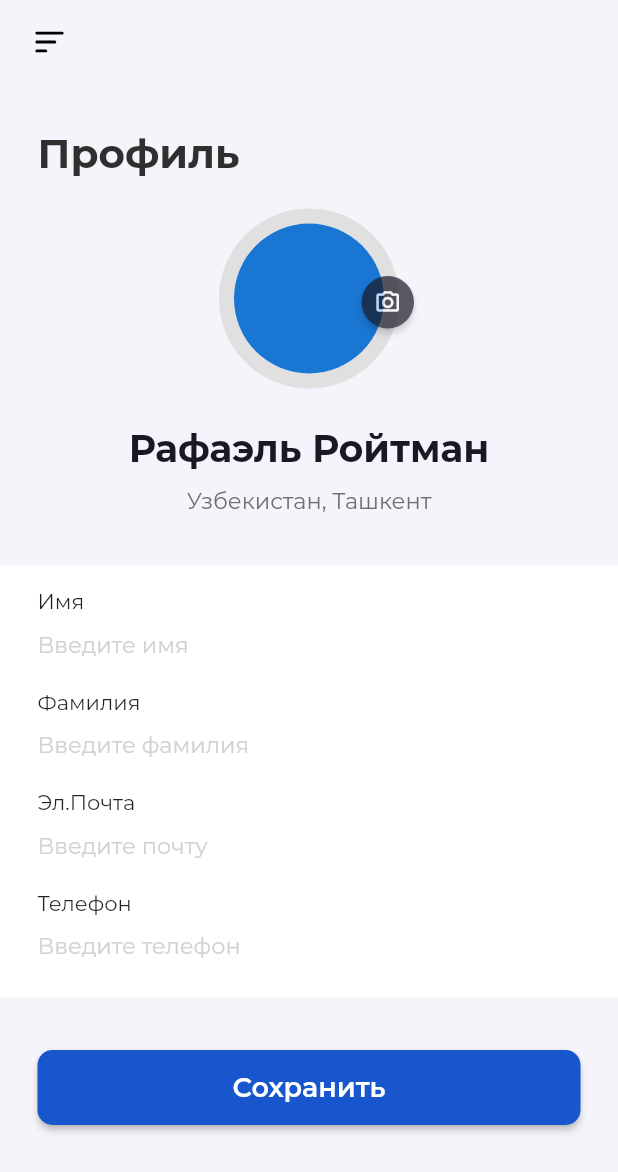
After one commit to Uzcoding/get_rentcar, a Flutter app: the ProfileScreen screen opened directly, on a phone screen of 412 x 824 dp. The commit adds this screen. Shown: the top 1172 px of the screen. Run offline on Flutter 3.47's test engine with Material 2 defaults, Android fonts, the phone set to English and light mode, and no system bars; our stand-ins replace flutter_svg, sms_autofill; missing offline and left inert: transition.

Commit message:
profile ui added

```diff
--- a/lib/config/colors.dart
+++ b/lib/config/colors.dart
@@ -14,6 +14,7 @@ abstract class ColorPalette {
   static const Color settingsGray = Color(0xFF6F6F6F);
   static const Color tranactionsCarBg = Color(0xFFF5F7FC);
   static const Color red = Color(0xFFE9454A);
+  static const Color profileText = Color(0xFF1A1824);
 
   // Switch
   static const Color inactiveTrackColor = Color(0xFFBBBEC2);
--- a/lib/config/routes.dart
+++ b/lib/config/routes.dart
@@ -6,4 +6,5 @@ abstract class Routes {
   static const String profileSettings = '/profile-settings';
   static const String myReservations = '/my-reservations';
   static const String myTransactions = '/my-transactions';
+  static const String profile = '/profile';
 }
--- a/lib/config/strings.dart
+++ b/lib/config/strings.dart
@@ -52,4 +52,11 @@ abstract class AppStrings {
 
   // My Transactions
   static const String transactions = 'Транзакции';
+
+  // Profile
+  static const String name = 'Имя';
+  static const String surName = 'Фамилия';
+  static const String email = 'Эл.Почта';
+  static const String phone = 'Телефон';
+  static const String save = 'Сохранить';
 }
--- a/lib/main.dart
+++ b/lib/main.dart
@@ -20,7 +20,7 @@ class MyApp extends StatelessWidget {
       debugShowCheckedModeBanner: false,
       theme: AppTheme.appTheme,
       home: HomeScreen(),
-      initialRoute: Routes.home,
+      initialRoute: '/',
       onGenerateRoute: (settings) {
         switch (settings.name) {
           case Routes.authIntro:
@@ -59,6 +59,11 @@ class MyApp extends StatelessWidget {
               child: MyTransactionsScreen(),
               transitionEffect: TransitionEffect.RIGHT_TO_LEFT,
             );
+          case Routes.profile:
+            return Transition(
+              child: ProfileScreen(),
+              transitionEffect: TransitionEffect.RIGHT_TO_LEFT,
+            );
         }
       },
     );
--- /dev/null
+++ b/lib/screens/profile/profile_screen.dart
@@ -0,0 +1,131 @@
+import 'package:flutter/material.dart';
+import 'package:get_rentcar/config/config.dart';
+import 'package:get_rentcar/screens/profile/widgets/widgets.dart';
+import 'package:get_rentcar/widgets/widgets.dart';
+
+class ProfileScreen extends StatefulWidget {
+  @override
+  _ProfileScreenState createState() => _ProfileScreenState();
+}
+
+class _ProfileScreenState extends State<ProfileScreen> {
+  final _scaffoldKey = GlobalKey<ScaffoldState>();
+  @override
+  Widget build(BuildContext context) {
+    return Scaffold(
+      key: _scaffoldKey,
+      appBar: getAppBarWithDrawer(_scaffoldKey),
+      drawer: CustomDrawer(),
+      body: SingleChildScrollView(
+        physics: BouncingScrollPhysics(),
+        child: Container(
+          child: Column(
+            crossAxisAlignment: CrossAxisAlignment.start,
+            children: <Widget>[
+              Container(
+                margin: const EdgeInsets.only(
+                  top: 30.0,
+                  bottom: 20.0,
+                  left: 25.0,
+                ),
+                child: Text(
+                  AppStrings.profile,
+                  style: TextStyles.profileTitle,
+                ),
+              ),
+              Center(
+                child: Stack(
+                  clipBehavior: Clip.none,
+                  children: [
+                    Container(
+                      decoration: BoxDecoration(
+                        border: Border.all(
+                          color: Colors.grey.shade300,
+                          width: 10.0,
+                        ),
+                        shape: BoxShape.circle,
+                      ),
+                      child: CircleAvatar(
+                        radius: 50.0,
+                      ),
+                    ),
+                    Positioned(
+                      right: -10,
+                      top: 45.0,
+                      child: Opacity(
+                        opacity: 0.7,
+                        child: SizedBox(
+                          width: 35.0,
+                          height: 35.0,
+                          child: ElevatedButton(
+                            child: Icon(
+                              Icons.camera_alt_outlined,
+                              size: 18.0,
+                            ),
+                            style: ElevatedButton.styleFrom(
+                              primary: ColorPalette.profileText,
+                              padding: EdgeInsets.zero,
+                              shape: RoundedRectangleBorder(
+                                borderRadius: BorderRadius.circular(50.0),
+                              ),
+                            ),
+                            onPressed: () {},
+                          ),
+                        ),
+                      ),
+                    ),
+                  ],
+                ),
+              ),
+              ProfileInfo(),
+              Container(
+                color: Colors.white,
+                padding: const EdgeInsets.symmetric(
+                  horizontal: 25.0,
+                  vertical: 15.0,
+                ),
+                child: Column(
+                  crossAxisAlignment: CrossAxisAlignment.start,
+                  children: <Widget>[
+                    ProfileInput(
+                      name: AppStrings.name,
+                      hint: AppStrings.name.toLowerCase(),
+                    ),
+                    const SizedBox(height: 10.0),
+                    ProfileInput(
+                      name: AppStrings.surName,
+                      hint: AppStrings.surName.toLowerCase(),
+                    ),
+                    const SizedBox(height: 10.0),
+                    ProfileInput(
+                      inputType: TextInputType.emailAddress,
+                      name: AppStrings.email,
+                      hint: 'почту',
+                    ),
+                    const SizedBox(height: 10.0),
+                    ProfileInput(
+                      inputType: TextInputType.number,
+                      name: AppStrings.phone,
+                      hint: AppStrings.phone.toLowerCase(),
+                    ),
+                  ],
+                ),
+              ),
+              Container(
+                margin: const EdgeInsets.symmetric(
+                  horizontal: 25.0,
+                  vertical: 35.0,
+                ),
+                child: FilledButton(
+                  title: AppStrings.save,
+                  size: double.infinity,
+                  onPressed: () {},
+                ),
+              ),
+            ],
+          ),
+        ),
+      ),
+    );
+  }
+}
--- /dev/null
+++ b/lib/screens/profile/widgets/info.dart
@@ -0,0 +1,37 @@
+import 'package:flutter/material.dart';
+import 'package:get_rentcar/config/config.dart';
+
+class ProfileInfo extends StatelessWidget {
+  const ProfileInfo({
+    Key? key,
+  }) : super(key: key);
+
+  @override
+  Widget build(BuildContext context) {
+    return Container(
+      margin: const EdgeInsets.only(top: 25.0, bottom: 35.0),
+      width: double.infinity,
+      child: Column(
+        mainAxisAlignment: MainAxisAlignment.center,
+        children: <Widget>[
+          Text(
+            'Рафаэль Ройтман',
+            style: const TextStyle(
+              color: ColorPalette.profileText,
+              fontSize: 25.0,
+              fontWeight: FontWeight.bold,
+            ),
+          ),
+          const SizedBox(height: 10.0),
+          Text(
+            'Узбекистан, Ташкент',
+            style: const TextStyle(
+              color: ColorPalette.settingsGray,
+              fontSize: 15.0,
+            ),
+          ),
+        ],
+      ),
+    );
+  }
+}
--- /dev/null
+++ b/lib/screens/profile/widgets/input.dart
@@ -0,0 +1,40 @@
+import 'package:flutter/material.dart';
+import 'package:get_rentcar/config/config.dart';
+
+class ProfileInput extends StatelessWidget {
+  final String name;
+  final String hint;
+  final TextInputType inputType;
+
+  const ProfileInput({
+    required this.name,
+    required this.hint,
+    this.inputType = TextInputType.text,
+  });
+
+  @override
+  Widget build(BuildContext context) {
+    return Column(
+      crossAxisAlignment: CrossAxisAlignment.start,
+      children: <Widget>[
+        Text(name),
+        SizedBox(
+          height: 40.0,
+          child: TextField(
+            keyboardType: inputType,
+            cursorColor: Colors.black,
+            decoration: InputDecoration(
+              filled: false,
+              contentPadding: EdgeInsets.zero,
+              hintText: 'Введите $hint',
+            ),
+            style: TextStyle(
+              color: ColorPalette.profileText,
+              fontSize: 14.0,
+            ),
+          ),
+        ),
+      ],
+    );
+  }
+}
--- /dev/null
+++ b/lib/screens/profile/widgets/widgets.dart
@@ -0,0 +1,2 @@
+export 'input.dart';
+export 'info.dart';
--- a/lib/screens/screens.dart
+++ b/lib/screens/screens.dart
@@ -6,3 +6,4 @@
 export 'profile_settings/profile_settings_screen.dart';
 export 'my_reservations/my_reservations_screen.dart';
 export 'my_transactions/my_transactions_screen.dart';
+export 'profile/profile_screen.dart';
--- a/lib/widgets/custom_drawer.dart
+++ b/lib/widgets/custom_drawer.dart
@@ -3,12 +3,19 @@ import 'package:flutter/material.dart';
 import 'package:flutter_svg/flutter_svg.dart';
 import 'package:get_rentcar/config/config.dart';
 
-class CustomDrawer extends StatelessWidget {
+int? selectedIndex = 0;
+
+class CustomDrawer extends StatefulWidget {
+  @override
+  _CustomDrawerState createState() => _CustomDrawerState();
+}
+
+class _CustomDrawerState extends State<CustomDrawer> {
   final Map<int, Map<String, dynamic>> drawerData = {
     0: {
       'icon': IconsPath.profile,
       'name': AppStrings.profile,
-      'route': '',
+      'route': Routes.profile,
     },
     1: {
       'icon': IconsPath.bron,
@@ -36,6 +43,7 @@ class CustomDrawer extends StatelessWidget {
       'route': '',
     },
   };
+
   @override
   Widget build(BuildContext context) {
     Size size = MediaQuery.of(context).size;
@@ -92,10 +100,15 @@ class CustomDrawer extends StatelessWidget {
                         drawerData.length,
                         (index) => ListTile(
                           onTap: () {
+                            // if (selectedIndex != index) {
+                            // selectedIndex = index;
                             drawerData[index]!['route']! != ''
                                 ? Navigator.popAndPushNamed(
                                     context, drawerData[index]!['route']!)
                                 : print('no route');
+                            // } else {
+                            //   Navigator.pop(context);
+                            // }
                           },
                           contentPadding: EdgeInsets.zero,
                           leading: SvgPicture.asset(
```
